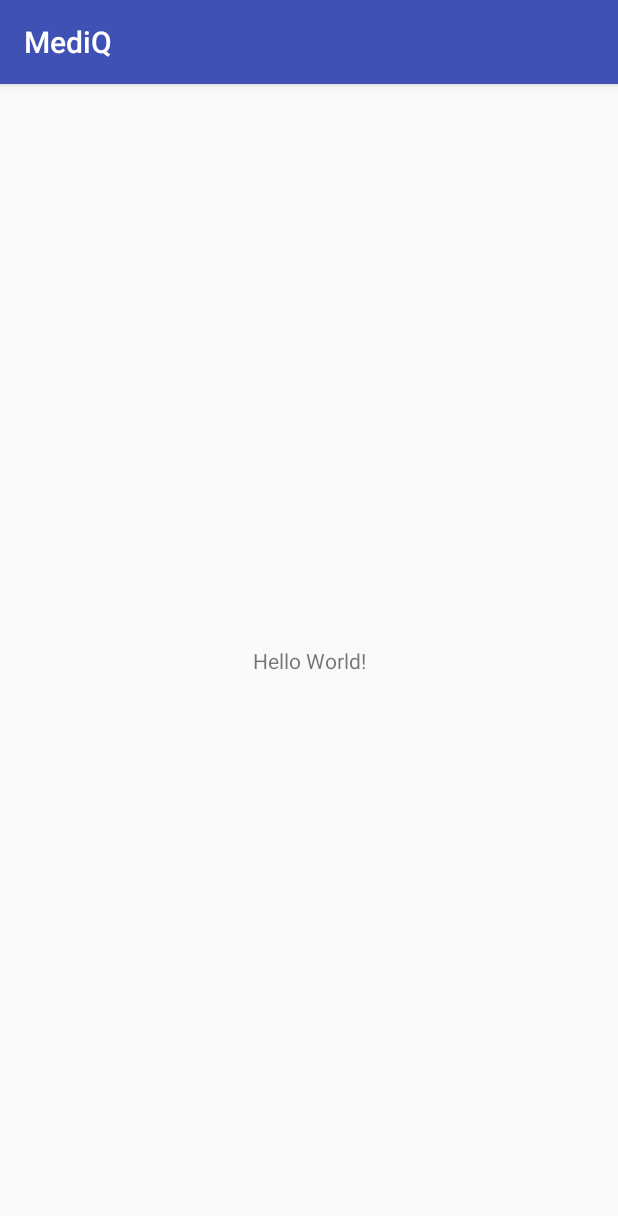
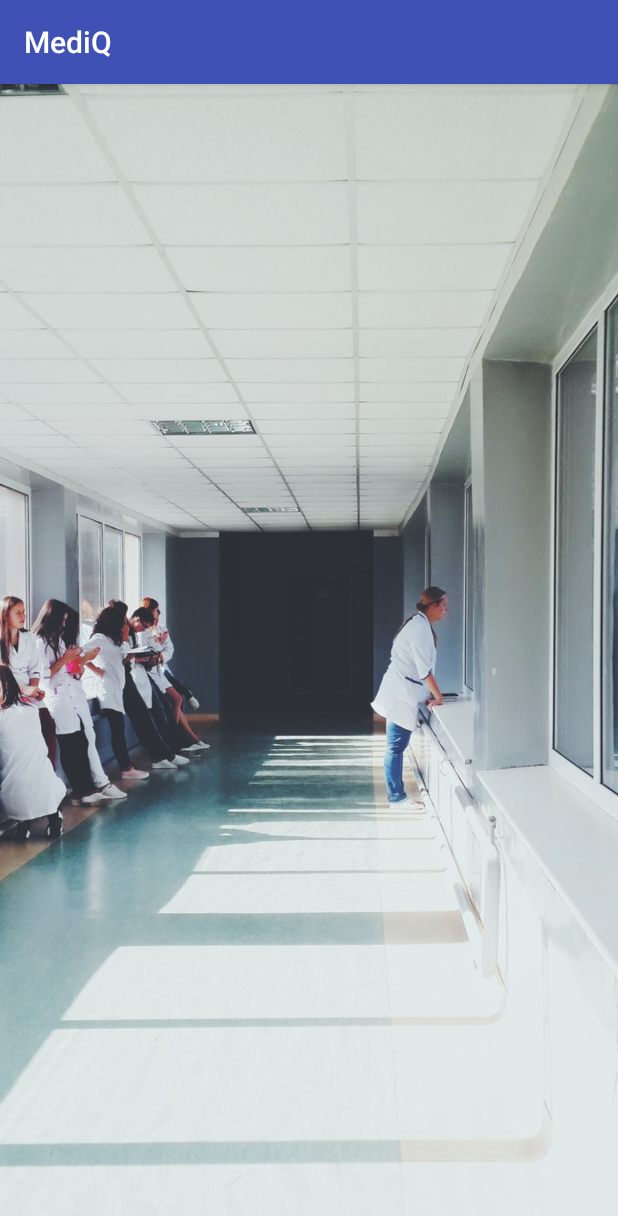
Before and after one commit to taweewong/MediQ, an Android app: the screen it shows after launch (LoginActivity), on a phone screen of 412 x 824 dp. Shown: the top 1216 px of the screen. Run offline under Robolectric (Android 15) with nearby library versions, the phone set to English and light mode, and no system bars.

Commit message:
added login background

```diff
--- a/MediQ/app/src/main/res/layout/activity_login.xml
+++ b/MediQ/app/src/main/res/layout/activity_login.xml
@@ -6,13 +6,15 @@
     android:layout_height="match_parent"
     tools:context="com.nonggun.mediq.LoginActivity">
 
-    <TextView
-        android:layout_width="wrap_content"
-        android:layout_height="wrap_content"
-        android:text="Hello World!"
+    <ImageView
+        android:id="@+id/image"
+        android:layout_width="0dp"
+        android:layout_height="0dp"
+        android:scaleType="centerCrop"
         app:layout_constraintBottom_toBottomOf="parent"
-        app:layout_constraintLeft_toLeftOf="parent"
-        app:layout_constraintRight_toRightOf="parent"
-        app:layout_constraintTop_toTopOf="parent" />
+        app:layout_constraintEnd_toEndOf="parent"
+        app:layout_constraintStart_toStartOf="parent"
+        app:layout_constraintTop_toTopOf="parent"
+        app:srcCompat="@drawable/login_bg" />
 
 </android.support.constraint.ConstraintLayout>
```
Also changed, not shown: MediQ/app/src/main/res/drawable/login_bg.jpeg (added).
